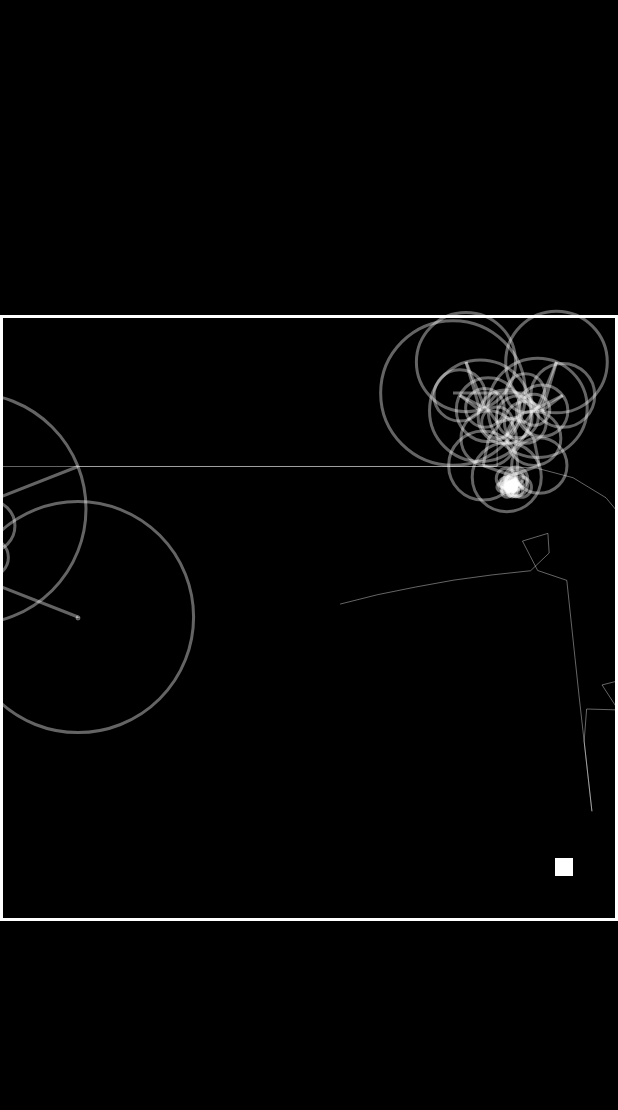
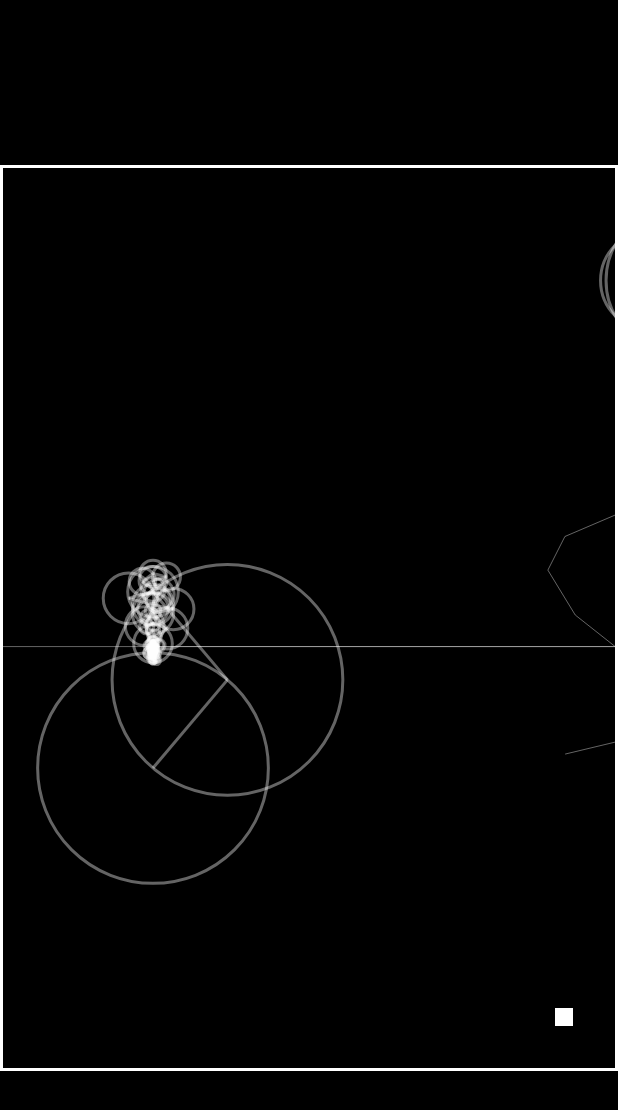
Before and after one commit to reiko-dev/challenges, a Flutter app: the screen it shows after launch, on a phone screen of 412 x 824 dp. Shown: the top 1110 px of the screen. Run offline on Flutter 3.47's test engine with Material 2 defaults, Android fonts, the phone set to English and light mode, and no system bars.

Commit message:
DFT - using two epycicles to draw

```diff
--- a/fourier_series/lib/fourier_painters/discrete_fourier_transform.dart
+++ b/fourier_series/lib/fourier_painters/discrete_fourier_transform.dart
@@ -69,15 +69,22 @@ class DFTPainter extends CustomPainter {
     var signalX = [];
     var signalY = [];
 
-    int skip = 20;
+    int skip = 30;
 
     for (int i = 0; i < drawing.length; i += skip) {
       signalX.add(drawing[i]['x']);
       signalY.add(drawing[i]['y']);
+      // signalX.add(0);
+      // signalY.add(0);
     }
 
     var fourierX = dft(signalX);
     var fourierY = dft(signalY);
+
+    // fourierX.sort((a, b) => b['amp'] - a['amp']);
+    // fourierY.sort((a, b) => b['amp'] - a['amp']);
+    fourierX.sort((a, b) => b['amp'].compareTo(a['amp']));
+    fourierY.sort((a, b) => b['amp'].compareTo(a['amp']));
 
     draw(fourierX, fourierY, canvas);
   }
@@ -118,8 +125,8 @@ class DFTPainter extends CustomPainter {
       ..color = Colors.white.withAlpha(100)
       ..style = PaintingStyle.stroke;
 
-    var vx = epiCycles(300, 50, 0, fourierX, canvas);
-    var vy = epiCycles(50, 200, pi / 2, fourierY, canvas);
+    var vx = epiCycles(450, 75, 0, fourierX, canvas);
+    var vy = epiCycles(100, 400, pi / 2, fourierY, canvas);
     var v = [vx[0], vy[1]];
 
     // double x = 0, y = 0;
@@ -145,9 +152,13 @@ class DFTPainter extends CustomPainter {
 
     final dt = 2 * pi / fourierY.length;
     time += dt;
-    animationController.animateTo(time);
-
-    // if (path.length > 250) path.removeLast();
+    if (time > 2 * pi) {
+      time = 0;
+      path = [];
+      animationController.stop();
+    } else {
+      animationController.animateTo(time);
+    }
   }
 
   @override
--- a/fourier_series/lib/pages/home_page.dart
+++ b/fourier_series/lib/pages/home_page.dart
@@ -32,8 +32,8 @@ class HomePage extends StatelessWidget {
         color: Colors.black,
         child: Center(
           child: Container(
-            width: 604,
-            height: 404,
+            width: 804,
+            height: 604,
             decoration: BoxDecoration(
               border: Border.all(color: Colors.white, width: 2),
             ),
```
